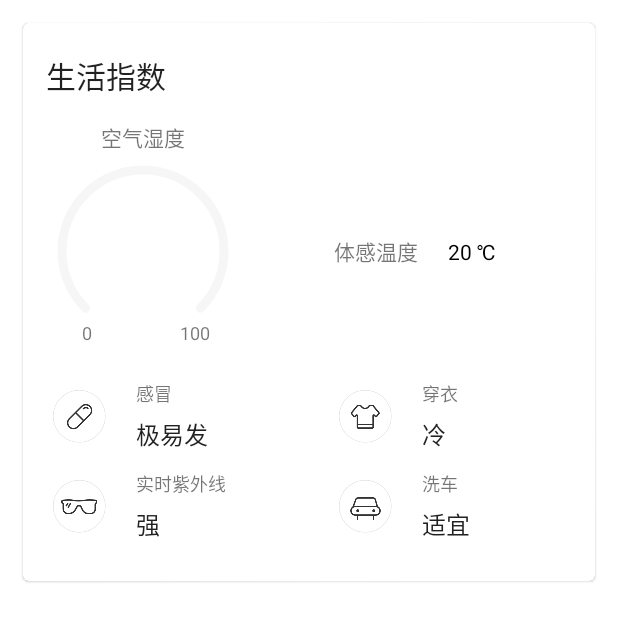
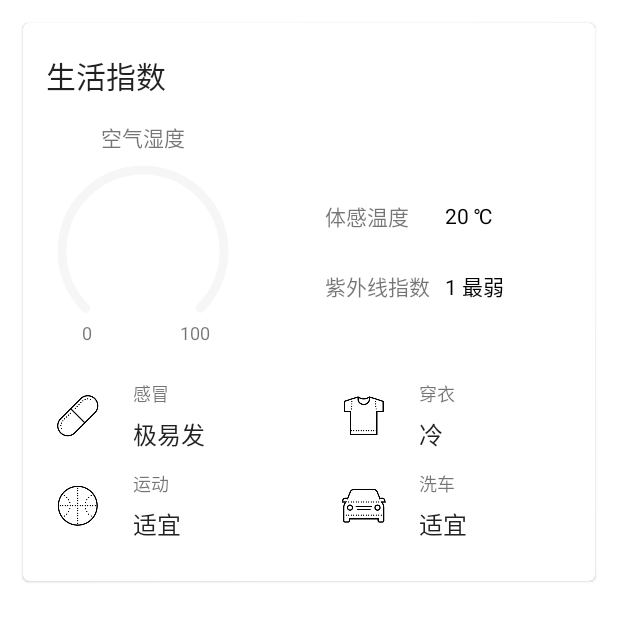
Before and after one commit to XDao7/XDWeather, an Android app: the layout include_life_index.xml on its own in the app's theme, with its tools: preview values and no code run, on a phone screen of 412 x 824 dp. Shown: the top 621 px of the screen. Run offline under Robolectric (Android 15) with nearby library versions, the phone set to English and light mode, and no system bars.

Commit message:
[FEATURE] 更换生活指数图标，新增运动指数

```diff
--- a/app/src/main/java/com/xdao7/xdweather/WeatherActivity.kt
+++ b/app/src/main/java/com/xdao7/xdweather/WeatherActivity.kt
@@ -278,7 +278,8 @@ class WeatherActivity : AppCompatActivity() {
             textWeek.text = getString(getWeek())
             if (warning != null && warning.isNotEmpty()) {
                 textWarning.visibility = View.VISIBLE
-                textWarning.text = getString(R.string.str_waring, warning[0].typeName, warning[0].level)
+                textWarning.text =
+                    getString(R.string.str_waring, warning[0].typeName, warning[0].level)
             } else {
                 textWarning.visibility = View.GONE
             }
@@ -335,9 +336,14 @@ class WeatherActivity : AppCompatActivity() {
                 textFeelsLike.text = getString(R.string.str_feels_like, realtime.feelsLike)
                 for (suggestion in life) {
                     when (suggestion.type) {
+                        LIFE_SPORT -> textSport.text = suggestion.category
                         LIFE_CAR_WASHING -> textCarWashing.text = suggestion.category
                         LIFE_DRESSING -> textDressing.text = suggestion.category
-                        LIFE_ULTRAVIOLET -> textUltraviolet.text = suggestion.category
+                        LIFE_ULTRAVIOLET -> textUltraviolet.text = getString(
+                            R.string.str_ultraviolet,
+                            suggestion.level,
+                            suggestion.category
+                        )
                         LIFE_COLD_RISK -> textColdRisk.text = suggestion.category
                     }
                 }
--- a/app/src/main/java/com/xdao7/xdweather/logic/network/callback/qweather/WeatherService.kt
+++ b/app/src/main/java/com/xdao7/xdweather/logic/network/callback/qweather/WeatherService.kt
@@ -41,7 +41,7 @@ interface WeatherService {
     fun getLifeSuggestion(
         @Query("location") id: String,
         @Query("key") key: String,
-        @Query("type") type: String = "2,3,5,9"
+        @Query("type") type: String = "1,2,3,5,9"
     ): Call<LifeResponse>
 
     @GET("warning/now?")
--- a/app/src/main/res/layout/include_life_index.xml
+++ b/app/src/main/res/layout/include_life_index.xml
@@ -55,9 +55,8 @@
             android:text="@string/str_feels_like_title"
             android:textColor="@color/colorDefault"
             app:layout_constraintHorizontal_chainStyle="packed"
-            app:layout_constraintBottom_toBottomOf="@id/round_bar_humidity"
-            app:layout_constraintEnd_toStartOf="@id/text_feels_like"
-            app:layout_constraintStart_toEndOf="@id/round_bar_humidity"
+            app:layout_constraintBottom_toTopOf="@id/text_ultraviolet_title"
+            app:layout_constraintStart_toStartOf="@id/text_ultraviolet_title"
             app:layout_constraintTop_toTopOf="@id/round_bar_humidity" />
 
         <TextView
@@ -65,19 +64,41 @@
             android:layout_width="wrap_content"
             android:layout_height="wrap_content"
             android:textColor="@color/black"
-            android:layout_marginStart="20dp"
             app:layout_constraintBottom_toBottomOf="@id/text_feels_like_title"
-            app:layout_constraintEnd_toEndOf="parent"
-            app:layout_constraintStart_toEndOf="@id/text_feels_like_title"
+            app:layout_constraintStart_toStartOf="@id/text_ultraviolet"
             app:layout_constraintTop_toTopOf="@id/text_feels_like_title"
             tools:text="20 ℃" />
+
+        <TextView
+            android:id="@+id/text_ultraviolet_title"
+            android:layout_width="wrap_content"
+            android:layout_height="wrap_content"
+            android:text="@string/str_ultraviolet_title"
+            android:textColor="@color/colorDefault"
+            app:layout_constraintHorizontal_chainStyle="packed"
+            app:layout_constraintBottom_toBottomOf="@id/round_bar_humidity"
+            app:layout_constraintStart_toEndOf="@id/round_bar_humidity"
+            app:layout_constraintEnd_toStartOf="@id/text_ultraviolet"
+            app:layout_constraintTop_toBottomOf="@id/text_feels_like_title" />
+
+        <TextView
+            android:id="@+id/text_ultraviolet"
+            android:layout_width="wrap_content"
+            android:layout_height="wrap_content"
+            android:layout_marginStart="10dp"
+            android:textColor="@color/black"
+            app:layout_constraintBottom_toBottomOf="@id/text_ultraviolet_title"
+            app:layout_constraintStart_toEndOf="@id/text_ultraviolet_title"
+            app:layout_constraintEnd_toEndOf="parent"
+            app:layout_constraintTop_toTopOf="@id/text_ultraviolet_title"
+            tools:text="1 最弱" />
 
         <androidx.constraintlayout.widget.ConstraintLayout
             android:id="@+id/cl_cold_risk"
             android:layout_width="0dp"
             android:layout_height="60dp"
             android:layout_marginTop="20dp"
-            app:layout_constraintBottom_toTopOf="@id/cl_ultraviolet"
+            app:layout_constraintBottom_toTopOf="@id/cl_sport"
             app:layout_constraintEnd_toStartOf="@id/cl_dressing"
             app:layout_constraintStart_toStartOf="parent"
             app:layout_constraintTop_toBottomOf="@id/round_bar_humidity">
@@ -164,7 +185,7 @@
         </androidx.constraintlayout.widget.ConstraintLayout>
 
         <androidx.constraintlayout.widget.ConstraintLayout
-            android:id="@+id/cl_ultraviolet"
+            android:id="@+id/cl_sport"
             android:layout_width="0dp"
             android:layout_height="60dp"
             app:layout_constraintBottom_toBottomOf="parent"
@@ -173,39 +194,39 @@
             app:layout_constraintTop_toBottomOf="@id/cl_cold_risk">
 
             <ImageView
-                android:id="@+id/image_ultraviolet"
+                android:id="@+id/image_sport"
                 android:layout_width="wrap_content"
                 android:layout_height="wrap_content"
                 android:layout_marginStart="20dp"
                 android:contentDescription="@null"
-                android:src="@drawable/ic_ultraviolet"
+                android:src="@drawable/ic_sport"
                 app:layout_constraintBottom_toBottomOf="parent"
                 app:layout_constraintStart_toStartOf="parent"
                 app:layout_constraintTop_toTopOf="parent" />
 
             <TextView
-                android:id="@+id/text_ultraviolet_title"
+                android:id="@+id/text_sport_title"
                 android:layout_width="wrap_content"
                 android:layout_height="wrap_content"
                 android:layout_marginStart="20dp"
-                android:text="@string/str_ultraviolet"
+                android:text="@string/str_sport"
                 android:textColor="@color/colorDefault"
                 android:textSize="12sp"
-                app:layout_constraintBottom_toTopOf="@id/text_ultraviolet"
-                app:layout_constraintStart_toEndOf="@id/image_ultraviolet"
+                app:layout_constraintBottom_toTopOf="@id/text_sport"
+                app:layout_constraintStart_toEndOf="@id/image_sport"
                 app:layout_constraintTop_toTopOf="parent" />
 
             <TextView
-                android:id="@+id/text_ultraviolet"
+                android:id="@+id/text_sport"
                 android:layout_width="wrap_content"
                 android:layout_height="wrap_content"
                 android:textColor="?android:attr/textColorPrimary"
                 android:textSize="16sp"
                 app:layout_constraintBottom_toBottomOf="parent"
-                app:layout_constraintStart_toEndOf="@id/image_ultraviolet"
-                app:layout_constraintStart_toStartOf="@id/text_ultraviolet_title"
-                app:layout_constraintTop_toBottomOf="@id/text_ultraviolet_title"
-                tools:text="强" />
+                app:layout_constraintStart_toEndOf="@id/image_sport"
+                app:layout_constraintStart_toStartOf="@id/text_sport_title"
+                app:layout_constraintTop_toBottomOf="@id/text_sport_title"
+                tools:text="适宜" />
         </androidx.constraintlayout.widget.ConstraintLayout>
 
         <androidx.constraintlayout.widget.ConstraintLayout
@@ -214,7 +235,7 @@
             android:layout_height="60dp"
             app:layout_constraintBottom_toBottomOf="parent"
             app:layout_constraintEnd_toEndOf="parent"
-            app:layout_constraintStart_toEndOf="@id/cl_ultraviolet"
+            app:layout_constraintStart_toEndOf="@id/cl_sport"
             app:layout_constraintTop_toBottomOf="@id/cl_dressing">
 
             <ImageView
--- a/app/src/main/res/values/strings.xml
+++ b/app/src/main/res/values/strings.xml
@@ -42,10 +42,12 @@
     <string name="str_life_index">生活指数</string>
     <string name="str_humidity">空气湿度</string>
     <string name="str_feels_like_title">体感温度</string>
+    <string name="str_ultraviolet_title">紫外线指数</string>
     <string name="str_feels_like">%1$d ℃</string>
+    <string name="str_ultraviolet">%1$d %2$s</string>
     <string name="str_cold_risk">感冒</string>
     <string name="str_dressing">穿衣</string>
-    <string name="str_ultraviolet">实时紫外线</string>
+    <string name="str_sport">运动</string>
     <string name="str_car_washing">洗车</string>
 
     <string name="str_wind_title">风力风向</string>
```
Also changed, not shown: app/src/main/res/drawable-xxhdpi/ic_carwashing.png, app/src/main/res/drawable-xxhdpi/ic_coldrisk.png, app/src/main/res/drawable-xxhdpi/ic_dressing.png, app/src/main/res/drawable-xxhdpi/ic_sport.png (added), app/src/main/res/drawable-xxhdpi/ic_ultraviolet.png (deleted).
